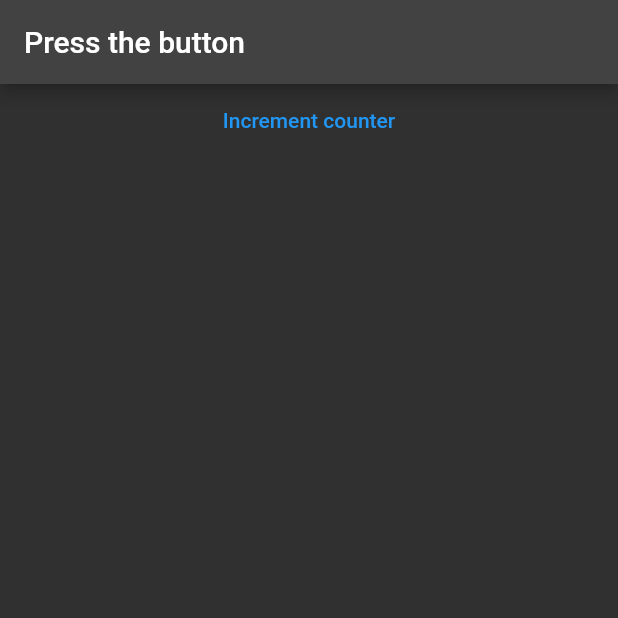
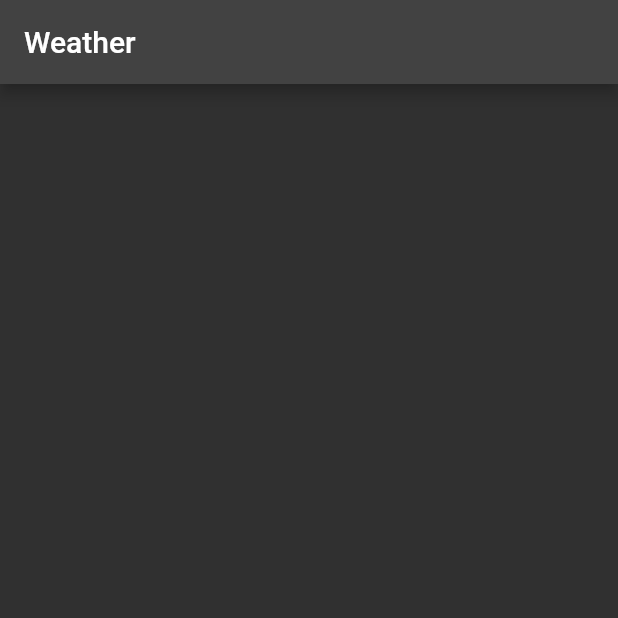
Before and after one commit to rk-coding24/hooks-riverpod, a Flutter app: the screen it shows after launch, on a phone screen of 412 x 824 dp, the top half of it. Run offline on Flutter 3.47's test engine with Material 2 defaults, Android fonts, the phone set to English and light mode, and no system bars; our stand-ins replace hooks_riverpod.

```diff
--- a/lib/main.dart
+++ b/lib/main.dart
@@ -1,69 +1,61 @@
 import 'package:flutter/material.dart';
-import 'dart:developer' as devtools show log;
 
 import 'package:hooks_riverpod/hooks_riverpod.dart';
 
 void main() {
   runApp(
-    ProviderScope(
-      child: MaterialApp(
-        title: 'Flutter Demo',
-        themeMode: ThemeMode.dark,
-        darkTheme: ThemeData.dark(),
-        debugShowCheckedModeBanner: false,
-        home: const HomePage(),
-      ),
+    const ProviderScope(
+      child: App(),
     ),
   );
 }
 
-extension OptionalInfixAddition<T extends num> on T? {
-  T? operator +(T? other) {
-    devtools.log('this $this, other $other');
-    final shadow = this;
-    devtools.log('shadow $shadow');
-    if (shadow != null) {
-      return shadow + (other ?? 0) as T;
-    } else {
-      return null;
-    }
+enum City {
+  stockholm,
+  paris,
+  tokyo,
+}
+
+typedef WeatherEmoji = String;
+
+Future<WeatherEmoji> getWeather(City city) {
+  return Future.delayed(
+    const Duration(seconds: 1),
+    () =>
+        {
+          City.stockholm: '❄️',
+          City.paris: '🌧️',
+          City.tokyo: '🍃',
+        }[city] ??
+        '☀️',
+  );
+}
+
+class App extends StatelessWidget {
+  const App({
+    Key? key,
+  }) : super(key: key);
+
+  @override
+  Widget build(BuildContext context) {
+    return MaterialApp(
+      title: 'Flutter Demo',
+      themeMode: ThemeMode.dark,
+      darkTheme: ThemeData.dark(),
+      debugShowCheckedModeBanner: false,
+      home: const HomePage(),
+    );
   }
 }
-
-class Counter extends StateNotifier<int?> {
-  Counter() : super(null);
-  void increment() => state = (state == null) ? 1 : state + 1;
-}
-
-final counterProvider = StateNotifierProvider<Counter, int?>(
-  (ref) => Counter(),
-);
 
 class HomePage extends ConsumerWidget {
   const HomePage({super.key});
   @override
   Widget build(BuildContext context, WidgetRef ref) {
     return Scaffold(
-        appBar: AppBar(
-          title: Consumer(
-            builder: (context, ref, child) {
-              final count = ref.watch(counterProvider);
-              final text =
-                  count == null ? 'Press the button' : count.toString();
-              return Text(text);
-            },
-          ),
-        ),
-        body: Column(
-          crossAxisAlignment: CrossAxisAlignment.stretch,
-          children: [
-            TextButton(
-              onPressed: ref.read(counterProvider.notifier).increment,
-              child: const Text(
-                'Increment counter',
-              ),
-            )
-          ],
-        ));
+      appBar: AppBar(
+        title: const Text('Weather'),
+      ),
+    );
   }
 }
```
Also changed, not shown: lib/main_future_state_multi_prov_asyncValue copy.dart (added, +122 -0 lines), lib/main_increementCounter.dart (added, +69 -0 lines), lib/main_ex1_showDate.dart (renamed from lib/main copy.dart).
